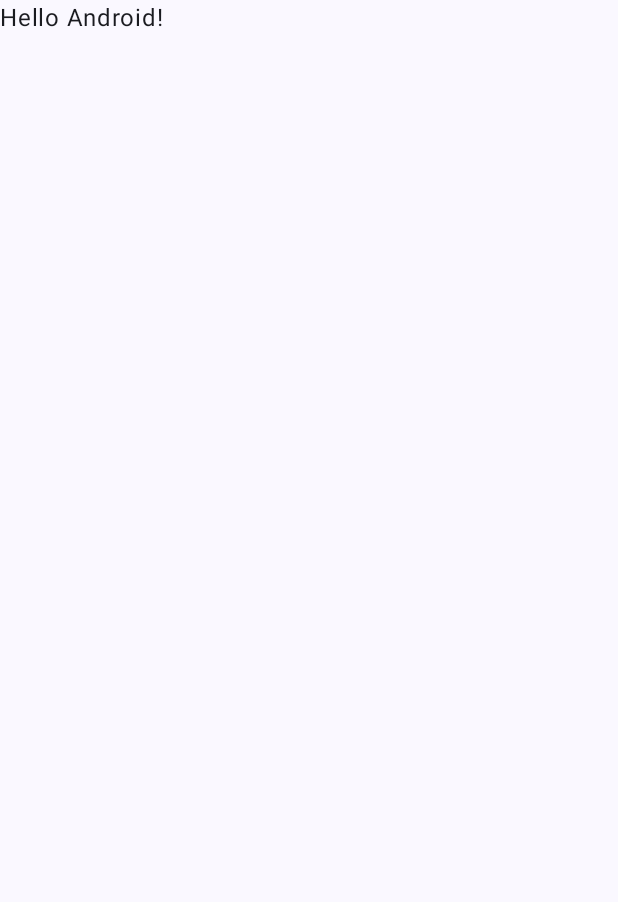
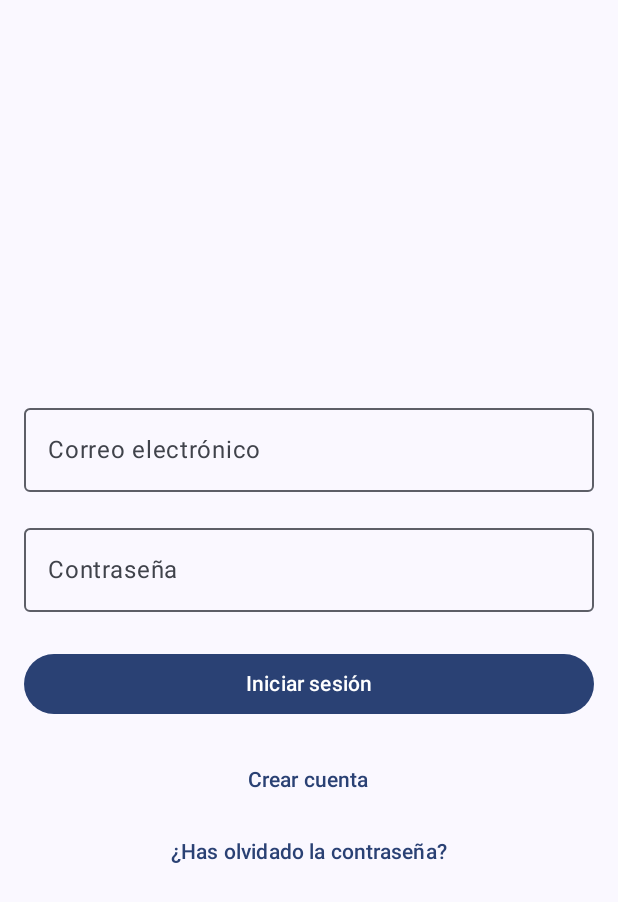
Before and after one commit to Espanderlof/ToDoSumat, an Android app built with Jetpack Compose: the screen it shows after launch (MainActivity), on a phone screen of 412 x 824 dp. Before the commit the part shown is almost empty. Shown: the top 902 px of the screen. Run offline under Robolectric (Android 15) with nearby library versions, the phone set to English and light mode, and no system bars.

Commit message:
View inicio session

```diff
--- a/app/build.gradle.kts
+++ b/app/build.gradle.kts
@@ -59,6 +59,7 @@ dependencies {
     implementation(libs.androidx.ui.graphics)
     implementation(libs.androidx.ui.tooling.preview)
     implementation(libs.androidx.material3)
+    implementation(libs.androidx.navigation.compose)
     testImplementation(libs.junit)
     androidTestImplementation(libs.androidx.junit)
     androidTestImplementation(libs.androidx.espresso.core)
--- /dev/null
+++ b/app/src/main/java/com/jzapata/todosum/InicioSession.kt
@@ -0,0 +1,126 @@
+package com.jzapata.todosum
+
+import android.os.Bundle
+import androidx.activity.ComponentActivity
+import androidx.activity.compose.setContent
+import androidx.compose.foundation.layout.*
+import androidx.compose.material3.*
+import androidx.compose.runtime.*
+import androidx.compose.ui.Alignment
+import androidx.compose.ui.Modifier
+import androidx.compose.ui.text.input.PasswordVisualTransformation
+import androidx.compose.ui.tooling.preview.Preview
+import androidx.compose.ui.unit.dp
+import com.jzapata.todosum.ui.theme.ToDoSumatTheme
+
+class InicioSession : ComponentActivity() {
+    override fun onCreate(savedInstanceState: Bundle?) {
+        super.onCreate(savedInstanceState)
+        setContent {
+            ToDoSumatTheme {
+                Surface(
+                    modifier = Modifier.fillMaxSize(),
+                    color = MaterialTheme.colorScheme.background
+                ) {
+                    InicioSessionScreen()
+                }
+            }
+        }
+    }
+}
+
+@OptIn(ExperimentalMaterial3Api::class)
+@Composable
+fun InicioSessionScreen() {
+    var email by remember { mutableStateOf("") }
+    var password by remember { mutableStateOf("") }
+
+    Column(
+        modifier = Modifier
+            .fillMaxSize()
+            .padding(16.dp),
+        horizontalAlignment = Alignment.CenterHorizontally,
+        verticalArrangement = Arrangement.Center
+    ) {
+        // Logotipo
+        // Comentado por ahora, ya que mencionaste que no tienes un logo aún
+        /*Image(
+            painter = painterResource(id = R.drawable.logo),
+            contentDescription = "Logo",
+            modifier = Modifier.size(120.dp)
+        )*/
+
+        Spacer(modifier = Modifier.height(32.dp))
+
+        // Campo de correo electrónico
+        OutlinedTextField(
+            value = email,
+            onValueChange = { email = it },
+            label = { Text("Correo electrónico") },
+            modifier = Modifier.fillMaxWidth(),
+            colors = TextFieldDefaults.outlinedTextFieldColors(
+                focusedBorderColor = MaterialTheme.colorScheme.primary,
+                unfocusedBorderColor = MaterialTheme.colorScheme.outline
+            )
+        )
+
+        Spacer(modifier = Modifier.height(16.dp))
+
+        // Campo de contraseña
+        OutlinedTextField(
+            value = password,
+            onValueChange = { password = it },
+            label = { Text("Contraseña") },
+            visualTransformation = PasswordVisualTransformation(),
+            modifier = Modifier.fillMaxWidth(),
+            colors = TextFieldDefaults.outlinedTextFieldColors(
+                focusedBorderColor = MaterialTheme.colorScheme.primary,
+                unfocusedBorderColor = MaterialTheme.colorScheme.outline
+            )
+        )
+
+        Spacer(modifier = Modifier.height(24.dp))
+
+        // Botón de iniciar sesión
+        Button(
+            onClick = { /* TODO: Implementar lógica de inicio de sesión */ },
+            modifier = Modifier.fillMaxWidth(),
+            colors = ButtonDefaults.buttonColors(
+                containerColor = MaterialTheme.colorScheme.primary
+            )
+        ) {
+            Text("Iniciar sesión")
+        }
+
+        Spacer(modifier = Modifier.height(16.dp))
+
+        // Crear cuenta (centrado)
+        TextButton(
+            onClick = { /* TODO: Implementar lógica para crear cuenta */ },
+            modifier = Modifier.align(Alignment.CenterHorizontally)
+        ) {
+            Text("Crear cuenta")
+        }
+
+        // ¿Has olvidado la contraseña? (debajo de Crear cuenta)
+        TextButton(
+            onClick = { /* TODO: Implementar lógica para recuperar contraseña */ },
+            modifier = Modifier.align(Alignment.CenterHorizontally)
+        ) {
+            Text("¿Has olvidado la contraseña?")
+        }
+    }
+}
+
+@Preview(
+    showBackground = true,
+    widthDp = 320,
+    heightDp = 640,
+    name = "InicioSession Preview"
+)
+@Composable
+fun InicioSessionPreview() {
+    ToDoSumatTheme {
+        InicioSessionScreen()
+    }
+}
--- a/app/src/main/java/com/jzapata/todosum/MainActivity.kt
+++ b/app/src/main/java/com/jzapata/todosum/MainActivity.kt
@@ -3,27 +3,26 @@ package com.jzapata.todosum
 import android.os.Bundle
 import androidx.activity.ComponentActivity
 import androidx.activity.compose.setContent
-import androidx.activity.enableEdgeToEdge
 import androidx.compose.foundation.layout.fillMaxSize
-import androidx.compose.foundation.layout.padding
-import androidx.compose.material3.Scaffold
-import androidx.compose.material3.Text
+import androidx.compose.material3.MaterialTheme
+import androidx.compose.material3.Surface
 import androidx.compose.runtime.Composable
 import androidx.compose.ui.Modifier
-import androidx.compose.ui.tooling.preview.Preview
+import androidx.navigation.compose.NavHost
+import androidx.navigation.compose.composable
+import androidx.navigation.compose.rememberNavController
 import com.jzapata.todosum.ui.theme.ToDoSumatTheme
 
 class MainActivity : ComponentActivity() {
     override fun onCreate(savedInstanceState: Bundle?) {
         super.onCreate(savedInstanceState)
-        enableEdgeToEdge()
         setContent {
             ToDoSumatTheme {
-                Scaffold(modifier = Modifier.fillMaxSize()) { innerPadding ->
-                    Greeting(
-                        name = "Android",
-                        modifier = Modifier.padding(innerPadding)
-                    )
+                Surface(
+                    modifier = Modifier.fillMaxSize(),
+                    color = MaterialTheme.colorScheme.background
+                ) {
+                    MainNavigation()
                 }
             }
         }
@@ -31,17 +30,13 @@ class MainActivity : ComponentActivity() {
 }
 
 @Composable
-fun Greeting(name: String, modifier: Modifier = Modifier) {
-    Text(
-        text = "Hello $name!",
-        modifier = modifier
-    )
-}
+fun MainNavigation() {
+    val navController = rememberNavController()
 
-@Preview(showBackground = true)
-@Composable
-fun GreetingPreview() {
-    ToDoSumatTheme {
-        Greeting("Android")
+    NavHost(navController = navController, startDestination = "inicioSession") {
+        composable("inicioSession") {
+            InicioSessionScreen()
+        }
+        // Aquí puedes agregar más destinos para otras pantallas en el futuro
     }
 }
--- a/gradle/libs.versions.toml
+++ b/gradle/libs.versions.toml
@@ -8,6 +8,7 @@ espressoCore = "3.6.1"
 lifecycleRuntimeKtx = "2.8.4"
 activityCompose = "1.9.1"
 composeBom = "2024.04.01"
+navigationCompose = "2.7.5"
 
 [libraries]
 androidx-core-ktx = { group = "androidx.core", name = "core-ktx", version.ref = "coreKtx" }
@@ -24,6 +25,7 @@ androidx-ui-tooling-preview = { group = "androidx.compose.ui", name = "ui-toolin
 androidx-ui-test-manifest = { group = "androidx.compose.ui", name = "ui-test-manifest" }
 androidx-ui-test-junit4 = { group = "androidx.compose.ui", name = "ui-test-junit4" }
 androidx-material3 = { group = "androidx.compose.material3", name = "material3" }
+androidx-navigation-compose = { group = "androidx.navigation", name = "navigation-compose", version.ref = "navigationCompose" }
 
 [plugins]
 android-application = { id = "com.android.application", version.ref = "agp" }
```
